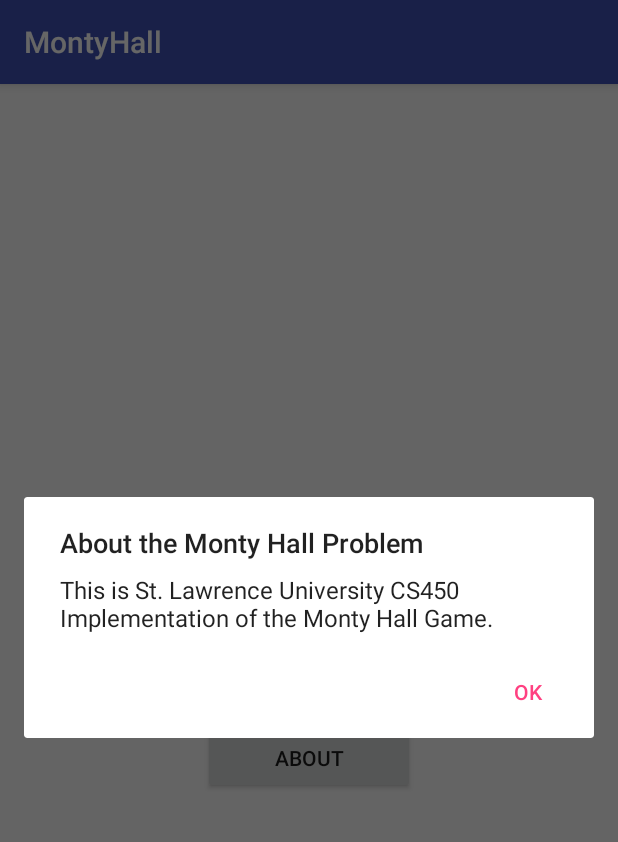
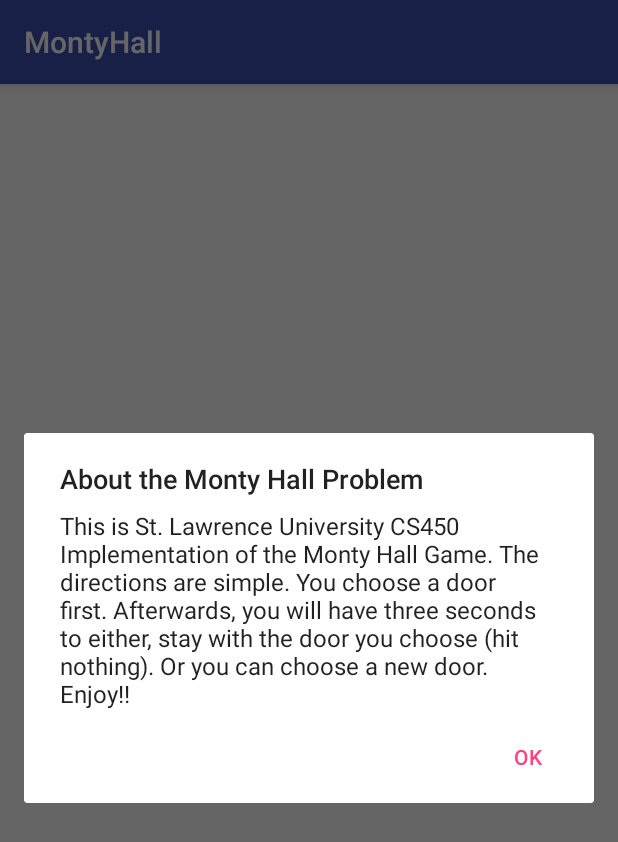
Before and after one commit to tadigi15/MontyHallFall18Final, an Android app: the screen it shows after launch (MainActivity), after a tap on "ABOUT", on a phone screen of 412 x 824 dp. Shown: the top 842 px of the screen. Run offline under Robolectric (Android 15) with nearby library versions, the phone set to English and light mode, and no system bars.

Commit message:
Real final commit

```diff
--- a/app/src/main/java/edu/stlawu/montyhall/MainFragment.java
+++ b/app/src/main/java/edu/stlawu/montyhall/MainFragment.java
@@ -60,9 +60,7 @@ public class MainFragment extends Fragment {
         mpContin = MediaPlayer.create(getActivity().getApplicationContext(), R.raw.contin);
         mpNew = MediaPlayer.create(getActivity().getApplicationContext(), R.raw.newgame);
 
-
-
-
+        // New button views and Initialization
         final View newButton = rootView.findViewById(R.id.new_button);
         newButton.setOnClickListener(new View.OnClickListener() {
              @Override
@@ -81,6 +79,7 @@ public class MainFragment extends Fragment {
              }
          });
 
+        // New continue views and Initialization
         final View continueGame = rootView.findViewById(R.id.continue_button);
         continueGame.setOnClickListener(new View.OnClickListener() {
             @Override
--- a/app/src/main/res/values/strings.xml
+++ b/app/src/main/res/values/strings.xml
@@ -9,11 +9,15 @@
     <string name="about">
         This is St. Lawrence University CS450
         Implementation of the Monty Hall Game.
+
+        The directions are simple. You choose a door first.
+        Afterwards, you will have three seconds to either,
+        stay with the door you choose (hit nothing). Or you can
+        choose a new door. Enjoy!!
     </string>
     <string name="about_title_text">About the Monty Hall Problem</string>
     <string name="ok">OK</string>
 
-    <!-- TODO: Remove or change this placeholder text -->
     <string name="hello_blank_fragment">Hello blank fragment</string>
     <string name="choose_a_door">Choose a door</string>
     <string name="wins">Wins</string>
```
